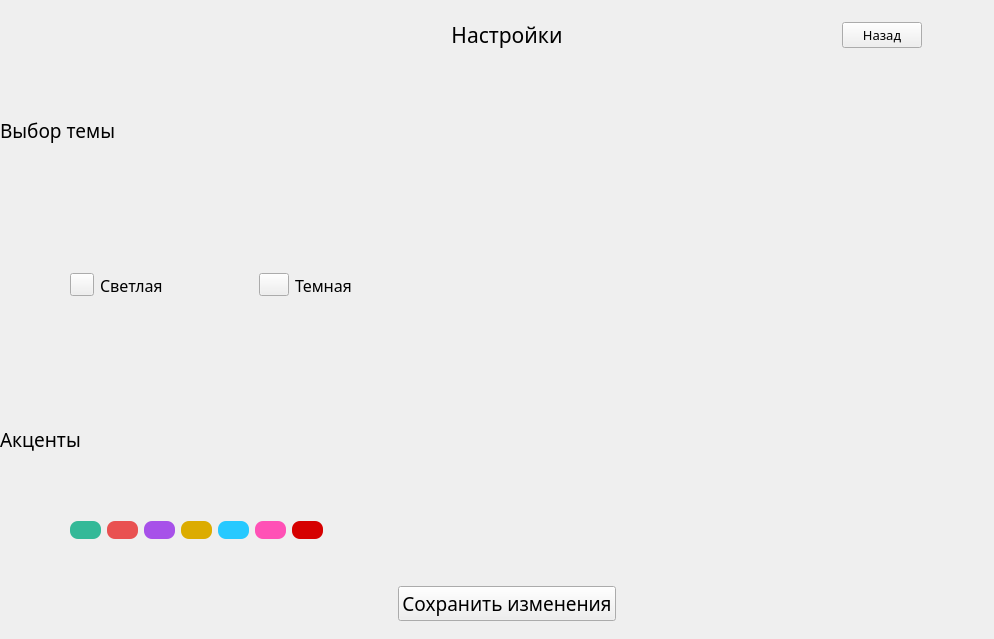
Old version of the form Settings.ui in the repository TheLastie/FitnessTracker.
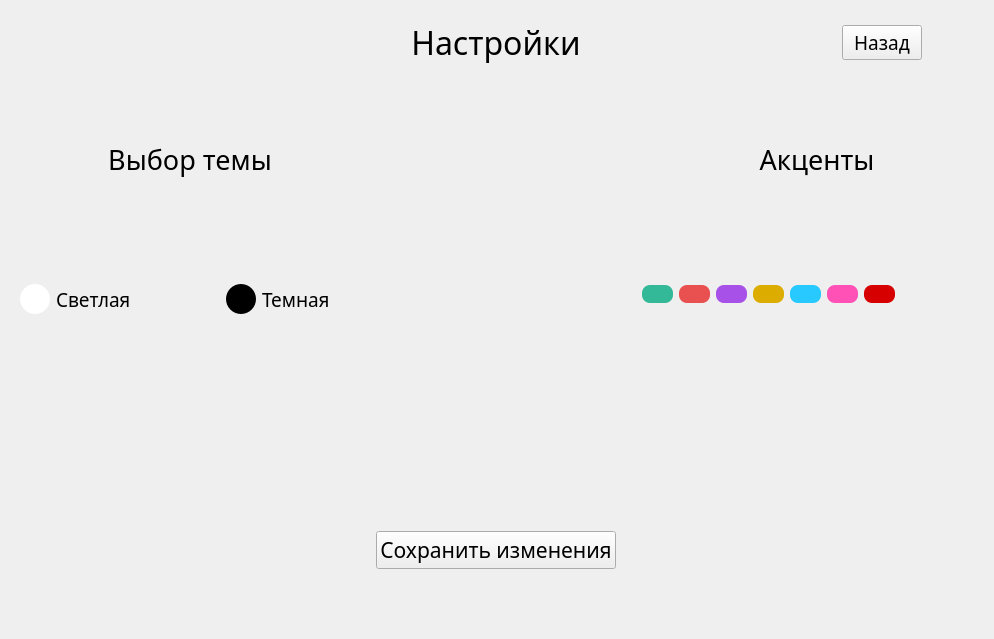
New version of the form.

```diff
--- a/Settings.ui
+++ b/Settings.ui
@@ -28,105 +28,14 @@
   <widget class="QWidget" name="gridLayoutWidget">
    <property name="geometry">
     <rect>
-     <x>0</x>
+     <x>10</x>
      <y>20</y>
-     <width>1081</width>
-     <height>601</height>
+     <width>1054</width>
+     <height>549</height>
     </rect>
    </property>
    <layout class="QGridLayout" name="gridLayout">
-    <item row="2" column="1">
-     <spacer name="verticalSpacer">
-      <property name="orientation">
-       <enum>Qt::Vertical</enum>
-      </property>
-      <property name="sizeType">
-       <enum>QSizePolicy::Minimum</enum>
-      </property>
-      <property name="sizeHint" stdset="0">
-       <size>
-        <width>20</width>
-        <height>40</height>
-       </size>
-      </property>
-     </spacer>
-    </item>
-    <item row="3" column="1">
-     <widget class="QPushButton" name="SaveChangeButton">
-      <property name="font">
-       <font>
-        <family>Sitka Heading</family>
-        <pointsize>14</pointsize>
-       </font>
-      </property>
-      <property name="text">
-       <string>Сохранить изменения</string>
-      </property>
-     </widget>
-    </item>
-    <item row="2" column="2">
-     <spacer name="horizontalSpacer_13">
-      <property name="orientation">
-       <enum>Qt::Horizontal</enum>
-      </property>
-      <property name="sizeType">
-       <enum>QSizePolicy::Fixed</enum>
-      </property>
-      <property name="sizeHint" stdset="0">
-       <size>
-        <width>390</width>
-        <height>20</height>
-       </size>
-      </property>
-     </spacer>
-    </item>
-    <item row="0" column="2">
-     <layout class="QGridLayout" name="gridLayout_2">
-      <item row="0" column="2">
-       <spacer name="horizontalSpacer_14">
-        <property name="orientation">
-         <enum>Qt::Horizontal</enum>
-        </property>
-        <property name="sizeHint" stdset="0">
-         <size>
-          <width>40</width>
-          <height>20</height>
-         </size>
-        </property>
-       </spacer>
-      </item>
-      <item row="0" column="1">
-       <widget class="QPushButton" name="BackButton">
-        <property name="font">
-         <font>
-          <family>Sitka Heading</family>
-          <pointsize>10</pointsize>
-         </font>
-        </property>
-        <property name="text">
-         <string>Назад</string>
-        </property>
-       </widget>
-      </item>
-      <item row="0" column="0">
-       <spacer name="horizontalSpacer_15">
-        <property name="orientation">
-         <enum>Qt::Horizontal</enum>
-        </property>
-        <property name="sizeType">
-         <enum>QSizePolicy::Fixed</enum>
-        </property>
-        <property name="sizeHint" stdset="0">
-         <size>
-          <width>220</width>
-          <height>20</height>
-         </size>
-        </property>
-       </spacer>
-      </item>
-     </layout>
-    </item>
-    <item row="0" column="3">
+    <item row="0" column="4">
      <spacer name="horizontalSpacer_10">
       <property name="orientation">
        <enum>Qt::Horizontal</enum>
@@ -139,8 +48,14 @@
       </property>
      </spacer>
     </item>
-    <item row="0" column="1">
-     <widget class="QLabel" name="label">
+    <item row="3" column="2">
+     <widget class="QPushButton" name="SaveChangeButton">
+      <property name="maximumSize">
+       <size>
+        <width>272</width>
+        <height>48</height>
+       </size>
+      </property>
       <property name="font">
        <font>
         <family>Sitka Heading</family>
@@ -148,60 +63,66 @@
        </font>
       </property>
       <property name="text">
-       <string>Настройки</string>
-      </property>
-      <property name="alignment">
-       <set>Qt::AlignCenter</set>
+       <string>Сохранить изменения</string>
       </property>
      </widget>
     </item>
-    <item row="3" column="0">
-     <spacer name="horizontalSpacer_12">
-      <property name="orientation">
-       <enum>Qt::Horizontal</enum>
-      </property>
-      <property name="sizeType">
-       <enum>QSizePolicy::Expanding</enum>
-      </property>
-      <property name="sizeHint" stdset="0">
-       <size>
-        <width>300</width>
-        <height>20</height>
-       </size>
-      </property>
-     </spacer>
-    </item>
     <item row="1" column="1">
-     <spacer name="verticalSpacer_2">
-      <property name="orientation">
-       <enum>Qt::Vertical</enum>
-      </property>
-      <property name="sizeHint" stdset="0">
-       <size>
-        <width>20</width>
-        <height>40</height>
-       </size>
-      </property>
-     </spacer>
-    </item>
-    <item row="1" column="0">
      <layout class="QVBoxLayout" name="verticalLayout">
       <item>
-       <widget class="QLabel" name="label_2">
+       <spacer name="verticalSpacer_6">
+        <property name="orientation">
+         <enum>Qt::Vertical</enum>
+        </property>
+        <property name="sizeType">
+         <enum>QSizePolicy::Fixed</enum>
+        </property>
+        <property name="sizeHint" stdset="0">
+         <size>
+          <width>20</width>
+          <height>70</height>
+         </size>
+        </property>
+       </spacer>
+      </item>
+      <item>
+       <widget class="QLabel" name="themeChose">
+        <property name="maximumSize">
+         <size>
+          <width>16777215</width>
+          <height>40</height>
+         </size>
+        </property>
         <property name="font">
          <font>
           <family>Sitka Heading</family>
-          <pointsize>14</pointsize>
+          <pointsize>20</pointsize>
          </font>
         </property>
         <property name="text">
          <string>Выбор темы</string>
         </property>
         <property name="alignment">
-         <set>Qt::AlignLeading|Qt::AlignLeft|Qt::AlignVCenter</set>
+         <set>Qt::AlignCenter</set>
         </property>
        </widget>
       </item>
+      <item>
+       <spacer name="verticalSpacer_7">
+        <property name="orientation">
+         <enum>Qt::Vertical</enum>
+        </property>
+        <property name="sizeType">
+         <enum>QSizePolicy::Fixed</enum>
+        </property>
+        <property name="sizeHint" stdset="0">
+         <size>
+          <width>20</width>
+          <height>100</height>
+         </size>
+        </property>
+       </spacer>
+      </item>
       <item>
        <layout class="QHBoxLayout" name="horizontalLayout_2">
         <item>
@@ -214,7 +135,7 @@
           </property>
           <property name="sizeHint" stdset="0">
            <size>
-            <width>70</width>
+            <width>10</width>
             <height>20</height>
            </size>
           </property>
@@ -222,6 +143,12 @@
         </item>
         <item>
          <widget class="QToolButton" name="LightThemeButton">
+          <property name="minimumSize">
+           <size>
+            <width>30</width>
+            <height>30</height>
+           </size>
+          </property>
           <property name="baseSize">
            <size>
             <width>30</width>
@@ -233,6 +160,12 @@
             <pointsize>20</pointsize>
            </font>
           </property>
+          <property name="styleSheet">
+           <string notr="true">QToolButton {
+background-color: white;
+ border-radius: 15px;
+}</string>
+          </property>
           <property name="text">
            <string/>
           </property>
@@ -243,7 +176,7 @@
           <property name="font">
            <font>
             <family>Sitka Heading</family>
-            <pointsize>12</pointsize>
+            <pointsize>14</pointsize>
            </font>
           </property>
           <property name="text">
@@ -252,16 +185,13 @@
          </widget>
         </item>
         <item>
-         <spacer name="horizontalSpacer_9">
+         <spacer name="horizontalSpacer">
           <property name="orientation">
            <enum>Qt::Horizontal</enum>
           </property>
-          <property name="sizeType">
-           <enum>QSizePolicy::Preferred</enum>
-          </property>
           <property name="sizeHint" stdset="0">
            <size>
-            <width>90</width>
+            <width>40</width>
             <height>20</height>
            </size>
           </property>
@@ -272,7 +202,7 @@
           <property name="minimumSize">
            <size>
             <width>30</width>
-            <height>0</height>
+            <height>30</height>
            </size>
           </property>
           <property name="font">
@@ -280,6 +210,12 @@
             <pointsize>20</pointsize>
            </font>
           </property>
+          <property name="styleSheet">
+           <string notr="true">QToolButton {
+background-color: black;
+ border-radius: 15px;
+}</string>
+          </property>
           <property name="text">
            <string/>
           </property>
@@ -290,7 +226,7 @@
           <property name="font">
            <font>
             <family>Sitka Heading</family>
-            <pointsize>12</pointsize>
+            <pointsize>14</pointsize>
            </font>
           </property>
           <property name="text">
@@ -304,7 +240,7 @@
            <enum>Qt::Horizontal</enum>
           </property>
           <property name="sizeType">
-           <enum>QSizePolicy::Minimum</enum>
+           <enum>QSizePolicy::Fixed</enum>
           </property>
           <property name="sizeHint" stdset="0">
            <size>
@@ -317,38 +253,163 @@
        </layout>
       </item>
       <item>
-       <widget class="QLabel" name="label_3">
+       <spacer name="verticalSpacer_8">
+        <property name="orientation">
+         <enum>Qt::Vertical</enum>
+        </property>
+        <property name="sizeHint" stdset="0">
+         <size>
+          <width>20</width>
+          <height>40</height>
+         </size>
+        </property>
+       </spacer>
+      </item>
+     </layout>
+    </item>
+    <item row="0" column="2">
+     <widget class="QLabel" name="SettLabel">
+      <property name="font">
+       <font>
+        <family>Sitka Heading</family>
+        <pointsize>24</pointsize>
+       </font>
+      </property>
+      <property name="text">
+       <string>Настройки</string>
+      </property>
+      <property name="alignment">
+       <set>Qt::AlignCenter</set>
+      </property>
+     </widget>
+    </item>
+    <item row="0" column="1">
+     <spacer name="horizontalSpacer_2">
+      <property name="orientation">
+       <enum>Qt::Horizontal</enum>
+      </property>
+      <property name="sizeType">
+       <enum>QSizePolicy::Fixed</enum>
+      </property>
+      <property name="sizeHint" stdset="0">
+       <size>
+        <width>360</width>
+        <height>20</height>
+       </size>
+      </property>
+     </spacer>
+    </item>
+    <item row="3" column="3">
+     <spacer name="horizontalSpacer_3">
+      <property name="orientation">
+       <enum>Qt::Horizontal</enum>
+      </property>
+      <property name="sizeHint" stdset="0">
+       <size>
+        <width>390</width>
+        <height>20</height>
+       </size>
+      </property>
+     </spacer>
+    </item>
+    <item row="2" column="3">
+     <spacer name="horizontalSpacer_13">
+      <property name="orientation">
+       <enum>Qt::Horizontal</enum>
+      </property>
+      <property name="sizeType">
+       <enum>QSizePolicy::Fixed</enum>
+      </property>
+      <property name="sizeHint" stdset="0">
+       <size>
+        <width>390</width>
+        <height>20</height>
+       </size>
+      </property>
+     </spacer>
+    </item>
+    <item row="1" column="3">
+     <layout class="QVBoxLayout" name="verticalLayout_2">
+      <item>
+       <spacer name="verticalSpacer_5">
+        <property name="orientation">
+         <enum>Qt::Vertical</enum>
+        </property>
+        <property name="sizeType">
+         <enum>QSizePolicy::Fixed</enum>
+        </property>
+        <property name="sizeHint" stdset="0">
+         <size>
+          <width>20</width>
+          <height>70</height>
+         </size>
+        </property>
+       </spacer>
+      </item>
+      <item>
+       <widget class="QLabel" name="Colors">
+        <property name="maximumSize">
+         <size>
+          <width>16777215</width>
+          <height>40</height>
+         </size>
+        </property>
         <property name="font">
          <font>
           <family>Sitka Heading</family>
-          <pointsize>14</pointsize>
+          <pointsize>20</pointsize>
          </font>
         </property>
         <property name="text">
          <string>Акценты</string>
         </property>
         <property name="alignment">
-         <set>Qt::AlignLeading|Qt::AlignLeft|Qt::AlignVCenter</set>
+         <set>Qt::AlignCenter</set>
         </property>
        </widget>
       </item>
+      <item>
+       <spacer name="verticalSpacer_4">
+        <property name="orientation">
+         <enum>Qt::Vertical</enum>
+        </property>
+        <property name="sizeType">
+         <enum>QSizePolicy::Fixed</enum>
+        </property>
+        <property name="sizeHint" stdset="0">
+         <size>
+          <width>20</width>
+          <height>100</height>
+         </size>
+        </property>
+       </spacer>
+      </item>
       <item>
        <layout class="QHBoxLayout" name="horizontalLayout">
         <item>
-         <spacer name="horizontalSpacer">
+         <spacer name="horizontalSpacer_4">
           <property name="orientation">
            <enum>Qt::Horizontal</enum>
           </property>
+          <property name="sizeType">
+           <enum>QSizePolicy::Fixed</enum>
+          </property>
           <property name="sizeHint" stdset="0">
            <size>
-            <width>40</width>
-            <height>20</height>
+            <width>20</width>
+            <height>0</height>
            </size>
           </property>
          </spacer>
         </item>
         <item>
-         <widget class="QPushButton" name="GreenButton">
+         <widget class="QPushButton" name="theme1">
+          <property name="maximumSize">
+           <size>
+            <width>38</width>
+            <height>16777215</height>
+           </size>
+          </property>
           <property name="font">
            <font>
             <family>Sitka Heading</family>
@@ -368,7 +429,13 @@
          </widget>
         </item>
         <item>
-         <widget class="QPushButton" name="RedButton">
+         <widget class="QPushButton" name="theme2">
+          <property name="maximumSize">
+           <size>
+            <width>38</width>
+            <height>16777215</height>
+           </size>
+          </property>
           <property name="font">
            <font>
             <family>Sitka Heading</family>
@@ -388,7 +455,13 @@
          </widget>
         </item>
         <item>
-         <widget class="QPushButton" name="PurpleButton">
+         <widget class="QPushButton" name="theme3">
+          <property name="maximumSize">
+           <size>
+            <width>38</width>
+            <height>16777215</height>
+           </size>
+          </property>
           <property name="font">
            <font>
             <family>Sitka Heading</family>
@@ -408,7 +481,13 @@
          </widget>
         </item>
         <item>
-         <widget class="QPushButton" name="YellowButton">
+         <widget class="QPushButton" name="theme4">
+          <property name="maximumSize">
+           <size>
+            <width>38</width>
+            <height>16777215</height>
+           </size>
+          </property>
           <property name="font">
            <font>
             <family>Sitka Heading</family>
@@ -428,7 +507,13 @@
          </widget>
         </item>
         <item>
-         <widget class="QPushButton" name="LightBlueButton">
+         <widget class="QPushButton" name="theme5">
+          <property name="maximumSize">
+           <size>
+            <width>38</width>
+            <height>16777215</height>
+           </size>
+          </property>
           <property name="font">
            <font>
             <family>Sitka Heading</family>
@@ -448,7 +533,13 @@
          </widget>
         </item>
         <item>
-         <widget class="QPushButton" name="PinkButton">
+         <widget class="QPushButton" name="theme6">
+          <property name="maximumSize">
+           <size>
+            <width>38</width>
+            <height>16777215</height>
+           </size>
+          </property>
           <property name="font">
            <font>
             <family>Sitka Heading</family>
@@ -468,7 +559,13 @@
          </widget>
         </item>
         <item>
-         <widget class="QPushButton" name="MishaTheButton">
+         <widget class="QPushButton" name="theme7">
+          <property name="maximumSize">
+           <size>
+            <width>38</width>
+            <height>16777215</height>
+           </size>
+          </property>
           <property name="font">
            <font>
             <family>Sitka Heading</family>
@@ -502,10 +599,133 @@
         </item>
        </layout>
       </item>
+      <item>
+       <spacer name="verticalSpacer_3">
+        <property name="orientation">
+         <enum>Qt::Vertical</enum>
+        </property>
+        <property name="sizeHint" stdset="0">
+         <size>
+          <width>20</width>
+          <height>40</height>
+         </size>
+        </property>
+       </spacer>
+      </item>
      </layout>
     </item>
+    <item row="1" column="0">
+     <layout class="QHBoxLayout" name="horizontalLayout_3"/>
+    </item>
+    <item row="0" column="3">
+     <layout class="QGridLayout" name="gridLayout_2">
+      <item row="0" column="2">
+       <spacer name="horizontalSpacer_14">
+        <property name="orientation">
+         <enum>Qt::Horizontal</enum>
+        </property>
+        <property name="sizeHint" stdset="0">
+         <size>
+          <width>40</width>
+          <height>20</height>
+         </size>
+        </property>
+       </spacer>
+      </item>
+      <item row="0" column="1">
+       <widget class="QPushButton" name="BackButton">
+        <property name="font">
+         <font>
+          <family>Sitka Heading</family>
+          <pointsize>14</pointsize>
+         </font>
+        </property>
+        <property name="text">
+         <string>Назад</string>
+        </property>
+       </widget>
+      </item>
+      <item row="0" column="0">
+       <spacer name="horizontalSpacer_15">
+        <property name="orientation">
+         <enum>Qt::Horizontal</enum>
+        </property>
+        <property name="sizeType">
+         <enum>QSizePolicy::Fixed</enum>
+        </property>
+        <property name="sizeHint" stdset="0">
+         <size>
+          <width>220</width>
+          <height>20</height>
+         </size>
+        </property>
+       </spacer>
+      </item>
+     </layout>
+    </item>
+    <item row="3" column="1">
+     <spacer name="horizontalSpacer_12">
+      <property name="orientation">
+       <enum>Qt::Horizontal</enum>
+      </property>
+      <property name="sizeType">
+       <enum>QSizePolicy::Expanding</enum>
+      </property>
+      <property name="sizeHint" stdset="0">
+       <size>
+        <width>300</width>
+        <height>20</height>
+       </size>
+      </property>
+     </spacer>
+    </item>
+    <item row="1" column="2">
+     <spacer name="verticalSpacer_2">
+      <property name="orientation">
+       <enum>Qt::Vertical</enum>
+      </property>
+      <property name="sizeType">
+       <enum>QSizePolicy::Fixed</enum>
+      </property>
+      <property name="sizeHint" stdset="0">
+       <size>
+        <width>20</width>
+        <height>400</height>
+       </size>
+      </property>
+     </spacer>
+    </item>
    </layout>
   </widget>
+  <widget class="QLabel" name="setback">
+   <property name="geometry">
+    <rect>
+     <x>0</x>
+     <y>85</y>
+     <width>994</width>
+     <height>401</height>
+    </rect>
+   </property>
+   <property name="text">
+    <string/>
+   </property>
+  </widget>
+  <widget class="QLabel" name="setback2">
+   <property name="geometry">
+    <rect>
+     <x>-36</x>
+     <y>255</y>
+     <width>1071</width>
+     <height>61</height>
+    </rect>
+   </property>
+   <property name="text">
+    <string/>
+   </property>
+  </widget>
+  <zorder>setback</zorder>
+  <zorder>setback2</zorder>
+  <zorder>gridLayoutWidget</zorder>
  </widget>
  <resources/>
  <connections/>
```
Left out of the diff: 2 changed lines with no effect on the pictures.
